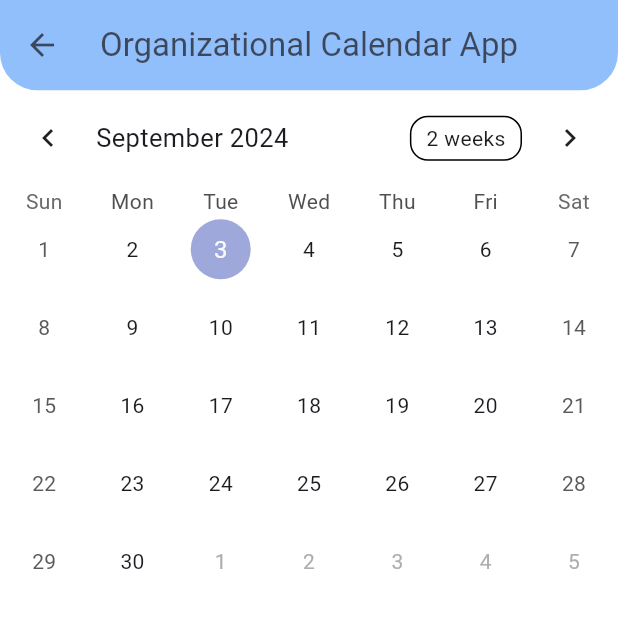
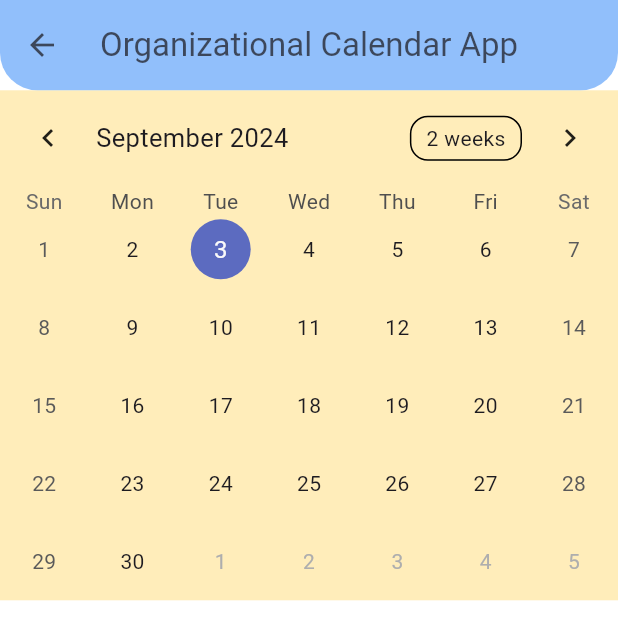
Before and after one commit to attackGoose/Scheduler-App, a Flutter app: the CalendarPage screen opened directly, on a phone screen of 412 x 824 dp. Shown: the top 640 px of the screen. Run offline on Flutter 3.47's test engine with Material 3 defaults, Android fonts, the phone set to English and light mode, and no system bars; drawn by our look-alikes of table_calendar.

Commit message:
added app plan, started learning about tablecalendar

```diff
--- a/better_calendar_app/lib/main.dart
+++ b/better_calendar_app/lib/main.dart
@@ -3,6 +3,8 @@ import 'package:better_calendar_app/providers/date_providers.dart';
 import 'package:flutter/material.dart';
 import 'package:provider/provider.dart';
 import 'package:table_calendar/table_calendar.dart';
+
+//this is also the home page of the app
 
 void main() { //this runs the app, and in the run app, we can choose what we want to run
   runApp(const MaterialApp( //runs the main app
@@ -24,6 +26,9 @@ class MainApp extends StatelessWidget {
         ChangeNotifierProvider(
           create: (context) => EventList()
         ),
+        ChangeNotifierProvider(
+          create: (context) => CalDates()
+        )
       ],
       child: const MaterialApp(
         home: Scaffold(
--- a/better_calendar_app/lib/pages/calendar.dart
+++ b/better_calendar_app/lib/pages/calendar.dart
@@ -1,5 +1,9 @@
+// ignore: unused_import
+import 'package:better_calendar_app/main.dart';
 import 'package:better_calendar_app/providers/date_providers.dart';
 import 'package:flutter/material.dart';
+// ignore: unused_import
+import 'package:provider/provider.dart';
 import 'package:table_calendar/table_calendar.dart';
 
 //learn how to create different pages in an app tomorrow, aka front end stuff which is for tmr
@@ -12,14 +16,20 @@ class CalendarPage extends StatefulWidget {
 }
 
 class _CalendarPageState extends State<CalendarPage> {
-  DateTime currDay = CalDates.getCurrDate();
+  DateTime _selectDay = CalDates.currDate;
+  static DateTime _focusDay = CalDates.currDate;
+  CalendarFormat _calendarFormat = CalendarFormat.month;
+
+  //provider: .read is just to get the value which I can then use, which is what I need
+  // .watch is to listen to new values, to access the data
 
   @override
   Widget build(BuildContext context) {
+
     return Scaffold(
       appBar: AppBar(
         title: const Text("Organizational Calendar App"),
-        titleSpacing: 00.0,
+        titleSpacing: 0.0,
         centerTitle: true,
         toolbarHeight: 60.2,
         toolbarOpacity: 0.6,
@@ -33,13 +43,40 @@ class _CalendarPageState extends State<CalendarPage> {
         backgroundColor: const Color.fromRGBO(120, 181, 255, 0.8),
       ),
       backgroundColor: const Color.fromARGB(255, 255, 255, 255),
-      body:
-        TableCalendar(
+      body: Container(
+        decoration: const BoxDecoration(
+          color: Color.fromRGBO(255, 230, 160, 0.729)
+        ),
+        child: TableCalendar(
           firstDay: DateTime.utc(2024, 9, 1),
           lastDay: DateTime.utc(2044, 9, 1),
-          focusedDay: currDay,
+          focusedDay: DateTime.now(),
+          selectedDayPredicate: (day) {
+            return isSameDay(_selectDay, day);
+          },
+          onDaySelected: (selectedDay, focusDay) {
+            setState(() { //this basically tells the widget that a change has been made to it,
+                  //        and to reload the widget to impliment these changes
+              _selectDay = selectedDay;
+              _focusDay = focusDay;
+            }
+            );
+          },
+          calendarFormat: _calendarFormat,
+          onFormatChanged: (format) {
+            setState(() {
+              _calendarFormat = format;
+            });
+          },
+          )
 
-        )
+      )
     );
   }
 }
+//() => expression shortcut: basically does:
+// () {
+//   expression
+// }
+
+//Todos: add button functionality
--- a/better_calendar_app/lib/providers/date_providers.dart
+++ b/better_calendar_app/lib/providers/date_providers.dart
@@ -9,10 +9,6 @@ class CalDates extends ChangeNotifier {
 
   //this class stores the days
   static DateTime currDate = DateTime.now();
-
-  static DateTime getCurrDate() {
-    return currDate;
-  }
 
   void updateCurrDate(DateTime day) {
     //this method isgoing to also be used by the other classes to update the curr date
```
Also changed, not shown: better_calendar_app/lib/pages/home_page.dart (+15 -3 lines), App Overall Idea.png (added).
